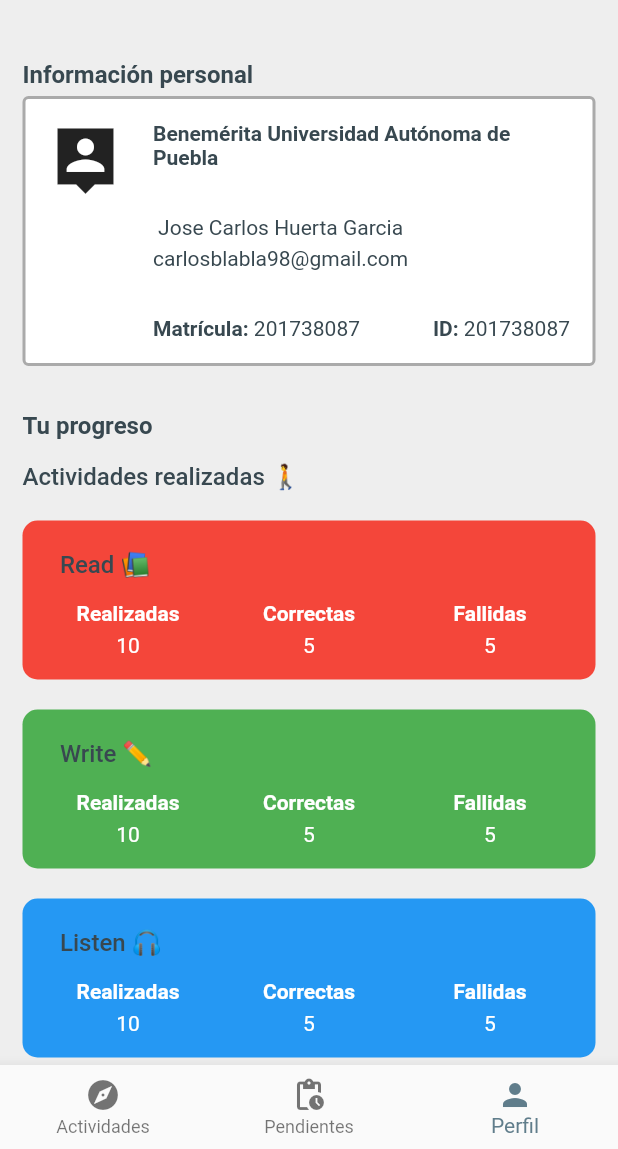
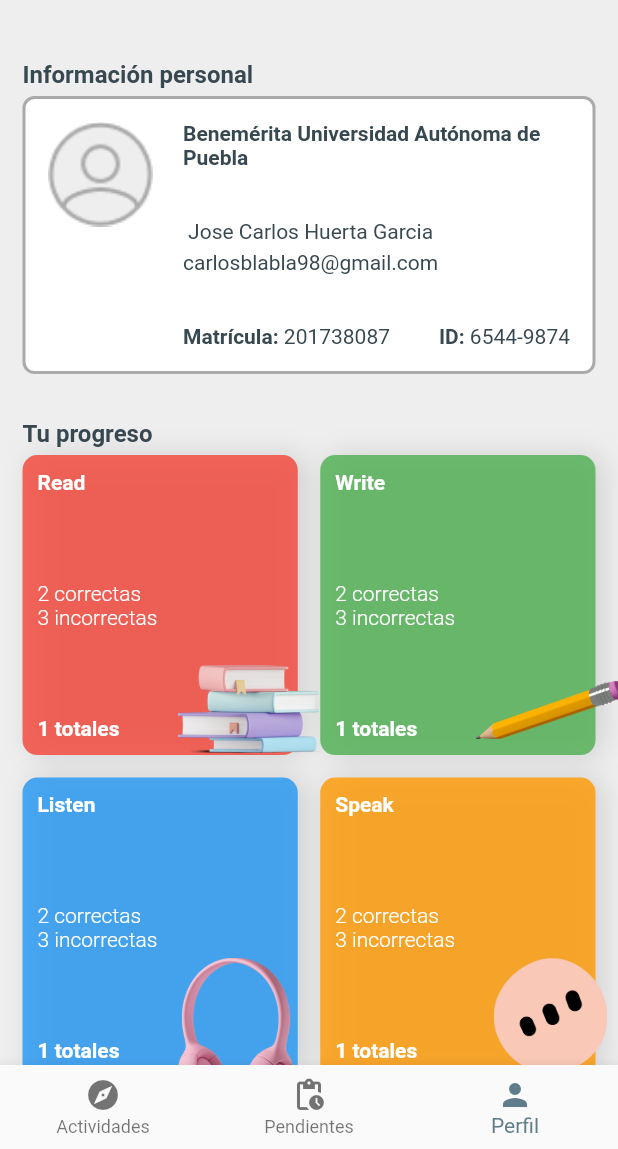
Before and after one commit to jcarloshg/Floky, a Flutter app: the screen it shows after launch, item 3 of the bottom bar chosen, on a phone screen of 412 x 824 dp, the part 87-1236 px from its top. Run offline on Flutter 3.47's test engine with Material 2 defaults, Android fonts, the phone set to English and light mode, and no system bars; our stand-ins replace bloc, flutter_bloc, get_it; missing offline and left inert: amplify_api, amplify_auth_cognito, amplify_flutter, safeprint.

Commit message:
CREATE && IMPLEMENT [CardCategoryProgress] into [InfoProgress]

```diff
--- a/lib/views/pages/profile/profile/profile.screen.dart
+++ b/lib/views/pages/profile/profile/profile.screen.dart
@@ -1,4 +1,3 @@
-import 'package:floky/views/pages/profile/profile/widgets/info_collage.dart';
 import 'package:floky/views/pages/profile/profile/widgets/widgets.index.dart';
 import 'package:floky/views/widgets/widgets.index.dart';
 import 'package:flutter/material.dart';
@@ -8,7 +7,6 @@ class ProfileScreen extends StatelessWidget {
 
   @override
   Widget build(BuildContext context) {
-
     const SizedBox sizedBox = SizedBox(height: 30);
 
     return Scaffold(
@@ -24,8 +22,6 @@ class ProfileScreen extends StatelessWidget {
               const SizedBox(height: 5),
               const PersonalInfoCard(),
               sizedBox,
-              Titles.subtitle('Tu progreso'),
-              const SizedBox(height: 5),
               const InfoProgress(),
             ],
           ),
--- /dev/null
+++ b/lib/views/pages/profile/profile/widgets/card_category_progress/card_category_progress.dart
@@ -0,0 +1,105 @@
+import 'package:floky/views/utils/utils.index.dart';
+import 'package:flutter/material.dart';
+
+class CategoryProgress {
+  final Category category;
+  final int numAttemps;
+  final int numCorrects;
+  final int numFailed;
+
+  CategoryProgress(
+    this.category,
+    this.numAttemps,
+    this.numCorrects,
+    this.numFailed,
+  );
+}
+
+class CardCategoryProgress extends StatelessWidget {
+  final CategoryProgress categoryProgress;
+
+  const CardCategoryProgress({
+    super.key,
+    required this.categoryProgress,
+  });
+
+  @override
+  Widget build(BuildContext context) {
+    return Container(
+      height: 200,
+      width: 100,
+      clipBehavior: Clip.none,
+      decoration: _boxDecoration(context),
+      padding: const EdgeInsets.all(10),
+      child: Stack(
+        clipBehavior: Clip.none,
+        children: [
+          Positioned(
+            bottom: -30,
+            right: -30,
+            child: Image(
+              height: 100,
+              width: 100,
+              image: AssetImage(categoryProgress.category.routeImage),
+              fit: BoxFit.scaleDown,
+            ),
+          ),
+          Column(
+            mainAxisAlignment: MainAxisAlignment.spaceBetween,
+            crossAxisAlignment: CrossAxisAlignment.start,
+            children: [
+              categoryName(categoryProgress.category.name),
+              Column(
+                crossAxisAlignment: CrossAxisAlignment.start,
+                children: [
+                  infoActivities(categoryProgress.numCorrects, isCorrect: true),
+                  infoActivities(categoryProgress.numFailed, isCorrect: false),
+                ],
+              ),
+              categoryName('${categoryProgress.numAttemps} totales'),
+            ],
+          ),
+        ],
+      ),
+    );
+  }
+
+  static Text categoryName(String title) {
+    return Text(
+      title,
+      style: const TextStyle(
+        color: Colors.white,
+        fontSize: 14,
+        fontWeight: FontWeight.bold,
+      ),
+    );
+  }
+
+  static Text infoActivities(int intentos, {bool isCorrect = true}) {
+    return Text(
+      '$intentos ${isCorrect ? "correctas" : "incorrectas"}',
+      style: const TextStyle(
+        color: Colors.white,
+        fontSize: 14,
+        fontWeight: FontWeight.w300,
+      ),
+    );
+  }
+
+  BoxDecoration _boxDecoration(BuildContext context) {
+    final Color colorBackground =
+        categoryProgress.category.color.withOpacity(0.80);
+
+    return BoxDecoration(
+      color: colorBackground,
+      borderRadius: BorderRadius.circular(10),
+      boxShadow: const [
+        BoxShadow(
+          color: Colors.black12,
+          offset: Offset(5, 0),
+          blurRadius: 15,
+        )
+      ],
+    );
+  }
+}
--- a/lib/views/pages/profile/profile/widgets/info_card/personal_info_card.dart
+++ b/lib/views/pages/profile/profile/widgets/info_card/personal_info_card.dart
@@ -1,3 +1,5 @@
+import 'dart:developer';
+
 import 'package:floky/views/utils/utils.index.dart';
 import 'package:flutter/material.dart';
 
@@ -12,16 +14,23 @@ class PersonalInfoCard extends StatelessWidget {
     const String registerCollage = '201738087';
     const String collage = 'Benemérita Universidad Autónoma de Puebla';
 
+    double width = MediaQuery.of(context).size.width;
+
     return Container(
       width: double.infinity,
-      height: 180,
+      height: width * 0.45,
       padding: const EdgeInsets.all(15),
       margin: const EdgeInsets.symmetric(horizontal: 15),
       decoration: _boxDecoration(),
       child: Row(
         crossAxisAlignment: CrossAxisAlignment.start,
         children: [
-          const Icon(Icons.person_pin_sharp, size: 50),
+          const Image(
+            width: 70,
+            height: 70,
+            image: AssetImage('assets/profile/avatar.png'),
+            fit: BoxFit.contain,
+          ),
           const SizedBox(width: 20),
           Expanded(
             child: Column(
@@ -40,7 +49,7 @@ class PersonalInfoCard extends StatelessWidget {
                   mainAxisAlignment: MainAxisAlignment.spaceBetween,
                   children: [
                     infoWithTitle('Matrícula', registerCollage),
-                    infoWithTitle('ID', registerCollage),
+                    infoWithTitle('ID', '6544-9874'),
                   ],
                 )
               ],
@@ -106,7 +115,7 @@ class PersonalInfoCard extends StatelessWidget {
           color: ColorsApp.greyAAAAAA,
           width: 2,
         ),
-        borderRadius: BorderRadius.circular(4),
+        borderRadius: BorderRadius.circular(8),
         color: Colors.white,
       );
 }
--- a/lib/views/pages/profile/profile/widgets/info_progress.dart
+++ b/lib/views/pages/profile/profile/widgets/info_progress.dart
@@ -1,3 +1,4 @@
+import 'package:floky/views/pages/profile/profile/widgets/widgets.index.dart';
 import 'package:floky/views/utils/utils.index.dart';
 import 'package:floky/views/widgets/widgets.index.dart';
 import 'package:flutter/material.dart';
@@ -5,142 +6,44 @@ import 'package:flutter/material.dart';
 class InfoProgress extends StatelessWidget {
   const InfoProgress({Key? key}) : super(key: key);
 
+  static final categorisProgress = [
+    CardCategoryProgress(
+      categoryProgress: CategoryProgress(Categories.read, 1, 2, 3),
+    ),
+    CardCategoryProgress(
+      categoryProgress: CategoryProgress(Categories.write, 1, 2, 3),
+    ),
+    CardCategoryProgress(
+      categoryProgress: CategoryProgress(Categories.listen, 1, 2, 3),
+    ),
+    CardCategoryProgress(
+      categoryProgress: CategoryProgress(Categories.speak, 1, 2, 3),
+    ),
+  ];
+
   @override
   Widget build(BuildContext context) {
-    return Container(
-      // decoration: BoxDecoration(border: Border.all()),
-      child: Column(
-        children: [
-          Titles.thirdTitle('Actividades realizadas 🚶'),
-          CardProgress(
-            category: Categories.read,
-            num_attemps: 10,
-            num_corrects: 5,
-            num_failed: 5,
-          ),
-          CardProgress(
-            category: Categories.write,
-            num_attemps: 10,
-            num_corrects: 5,
-            num_failed: 5,
-          ),
-          CardProgress(
-            category: Categories.listen,
-            num_attemps: 10,
-            num_corrects: 5,
-            num_failed: 5,
-          ),
-          CardProgress(
-            category: Categories.speak,
-            num_attemps: 10,
-            num_corrects: 5,
-            num_failed: 5,
-          ),
-        ],
-      ),
+    return Column(
+      children: [
+        Titles.subtitle('Tu progreso'),
+        const SizedBox(height: 5),
+        Container(
+          height: 415,
+          // decoration: BoxDecoration(border: Border.all()),
+          margin: const EdgeInsets.symmetric(horizontal: 15),
+          child: GridView.builder(
+              itemCount: categorisProgress.length,
+              physics: const NeverScrollableScrollPhysics(),
+              gridDelegate: const SliverGridDelegateWithFixedCrossAxisCount(
+                crossAxisCount: 2,
+                mainAxisSpacing: 15,
+                crossAxisSpacing: 15,
+                mainAxisExtent: 200,
+              ),
+              itemBuilder: (BuildContext context, int index) =>
+                  categorisProgress[index]),
+        ),
+      ],
     );
   }
 }
-
-class CardProgress extends StatelessWidget {
-  final Category category;
-  final int num_attemps;
-  final int num_corrects;
-  final int num_failed;
-
-  const CardProgress({
-    Key? key,
-    required this.category,
-    required this.num_attemps,
-    required this.num_corrects,
-    required this.num_failed,
-  }) : super(key: key);
-
-  @override
-  Widget build(BuildContext context) {
-    return Container(
-      margin: const EdgeInsets.symmetric(vertical: 10, horizontal: 15),
-      padding: const EdgeInsets.all(10),
-      // height: 100,
-      width: double.infinity,
-      decoration: BoxDecoration(
-        color: category.color.withAlpha(250),
-        borderRadius: BorderRadius.circular(10),
-      ),
-      child: Column(
-        children: [
-          Titles.thirdTitle('${category.name} ${category.icon} '),
-          Row(
-            children: [
-              Flexible(
-                flex: 1,
-                fit: FlexFit.tight,
-                child: ItemInfoCard(
-                  title: 'Realizadas',
-                  body: num_attemps,
-                ),
-              ),
-              Flexible(
-                flex: 1,
-                fit: FlexFit.tight,
-                child: ItemInfoCard(
-                  title: 'Correctas',
-                  body: num_corrects,
-                ),
-              ),
-              Flexible(
-                flex: 1,
-                fit: FlexFit.tight,
-                child: ItemInfoCard(
-                  title: 'Fallidas',
-                  body: num_failed,
-                ),
-              ),
-            ],
-          )
-        ],
-      ),
-    );
-  }
-}
-
-class ItemInfoCard extends StatelessWidget {
-  final String title;
-  final int body;
-
-  const ItemInfoCard({
-    Key? key,
-    required this.title,
-    required this.body,
-  }) : super(key: key);
-
-  @override
-  Widget build(BuildContext context) {
-    return Container(
-      // padding: const EdgeInsets.all(10),
-      margin: const EdgeInsets.symmetric(vertical: 5),
-      // decoration: BoxDecoration(border: Border.all()),
-      child: Column(
-        children: [
-          Text(
-            title,
-            textAlign: TextAlign.center,
-            style: const TextStyle(
-              color: Colors.white,
-              fontSize: 14,
-              fontWeight: FontWeight.bold,
-            ),
-          ),
-          const SizedBox(height: 5),
-          Text(
-            '$body',
-            style: const TextStyle(
-              color: Colors.white,
-              fontSize: 14,
-            ),
-          ),
-        ],
-      ),
-    );
-  }
-}
--- a/lib/views/pages/profile/profile/widgets/widgets.index.dart
+++ b/lib/views/pages/profile/profile/widgets/widgets.index.dart
@@ -1,4 +1,5 @@
+export 'package:floky/views/pages/profile/profile/widgets/card_category_progress/card_category_progress.dart';
 export 'package:floky/views/pages/profile/profile/widgets/info_card/personal_info_card.dart';
 export 'package:floky/views/pages/profile/profile/widgets/info_personal.dart';
+export 'package:floky/views/pages/profile/profile/widgets/info_personal.dart';
 export 'package:floky/views/pages/profile/profile/widgets/info_progress.dart';
-export 'package:floky/views/pages/profile/profile/widgets/info_personal.dart';
--- a/lib/views/widgets/UI/Button_Categories/grid_buttons_categories.dart
+++ b/lib/views/widgets/UI/Button_Categories/grid_buttons_categories.dart
@@ -16,6 +16,7 @@ class GridButtonsCategories extends StatelessWidget {
   Widget build(BuildContext context) {
     return Container(
       // decoration: BoxDecoration(border: Border.all()),
+      decoration: _boxDecoration(context),
       margin: const EdgeInsets.symmetric(horizontal: 15),
       height: 95,
       child: GridView.builder(
@@ -31,4 +32,22 @@ class GridButtonsCategories extends StatelessWidget {
       ),
     );
   }
+
+  BoxDecoration _boxDecoration(BuildContext context) {
+    return BoxDecoration(
+      color: Colors.white,
+      borderRadius: BorderRadius.circular(5),
+      border: Border.all(
+        color: ColorsApp.greyAAAAAA,
+        width: 1,
+      ),
+      // boxShadow: const [
+      //   BoxShadow(
+      //     color: Colors.black12,
+      //     offset: Offset(5, 0),
+      //     blurRadius: 15,
+      //   )
+      // ],
+    );
+  }
 }
--- a/pubspec.yaml
+++ b/pubspec.yaml
@@ -65,6 +65,7 @@ flutter:
   assets:
     - assets/
     - assets/categories/
+    - assets/profile/
   #   - images/a_dot_ham.jpeg
 
   # An image asset can refer to one or more resolution-specific "variants", see
```
Also changed, not shown: assets/profile/avatar.png (added).
